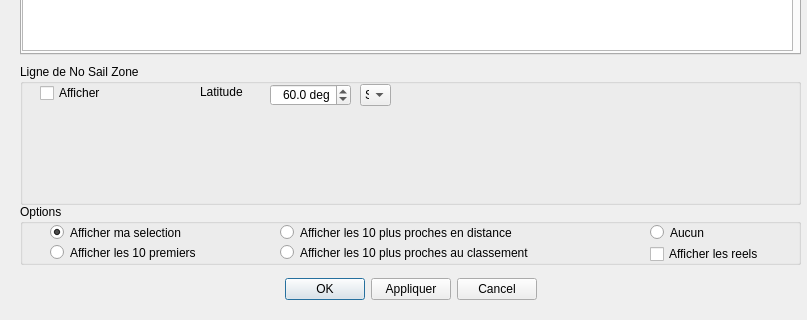
Above: src/Ui/race_dialog.ui from nohal/qtVlm before the change; both pictures show x 0 to 807 and y 336 to 656 of the 807 by 656 pixel window. Below: the same form after it.
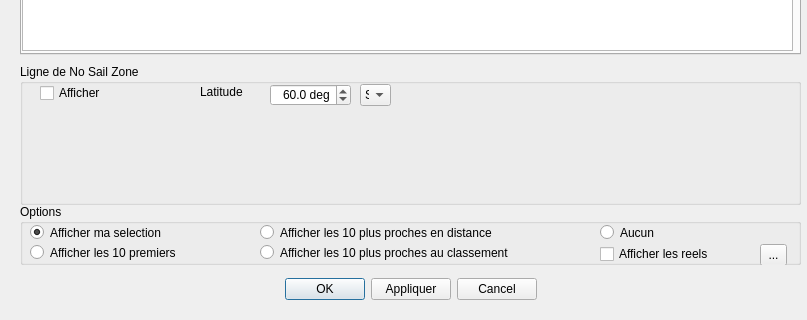
That is the form after the change.

Commit message: Cleaning debug info for interpolation (debug info available ifdef __QTVLM_WITH_TEST) Add option for real filtering (id-based)

The edit to the form file:
```diff
--- a/src/Ui/race_dialog.ui
+++ b/src/Ui/race_dialog.ui
@@ -349,9 +349,9 @@
     <widget class="QRadioButton" name="buttonMySelection">
      <property name="geometry">
       <rect>
-       <x>30</x>
+       <x>10</x>
        <y>20</y>
-       <width>241</width>
+       <width>211</width>
        <height>17</height>
       </rect>
      </property>
@@ -365,9 +365,9 @@
     <widget class="QRadioButton" name="button10First">
      <property name="geometry">
       <rect>
-       <x>30</x>
+       <x>10</x>
        <y>40</y>
-       <width>231</width>
+       <width>221</width>
        <height>17</height>
       </rect>
      </property>
@@ -378,9 +378,9 @@
     <widget class="QRadioButton" name="button10distance">
      <property name="geometry">
       <rect>
-       <x>260</x>
+       <x>240</x>
        <y>20</y>
-       <width>361</width>
+       <width>331</width>
        <height>17</height>
       </rect>
      </property>
@@ -391,9 +391,9 @@
     <widget class="QRadioButton" name="button10ranking">
      <property name="geometry">
       <rect>
-       <x>260</x>
+       <x>240</x>
        <y>40</y>
-       <width>371</width>
+       <width>331</width>
        <height>17</height>
       </rect>
      </property>
@@ -404,7 +404,7 @@
     <widget class="QRadioButton" name="buttonNone">
      <property name="geometry">
       <rect>
-       <x>630</x>
+       <x>580</x>
        <y>20</y>
        <width>82</width>
        <height>17</height>
@@ -417,7 +417,7 @@
     <widget class="QCheckBox" name="buttonReal">
      <property name="geometry">
       <rect>
-       <x>630</x>
+       <x>580</x>
        <y>40</y>
        <width>151</width>
        <height>20</height>
@@ -430,6 +430,22 @@
       <string>Afficher les reels</string>
      </property>
     </widget>
+    <widget class="QToolButton" name="filterReal">
+     <property name="geometry">
+      <rect>
+       <x>740</x>
+       <y>40</y>
+       <width>27</width>
+       <height>22</height>
+      </rect>
+     </property>
+     <property name="toolTip">
+      <string>Filtrer les reels</string>
+     </property>
+     <property name="text">
+      <string>...</string>
+     </property>
+    </widget>
    </widget>
    <widget class="QWidget" name="layoutWidget">
     <property name="geometry">
```
The commit also changes 17 other files.
